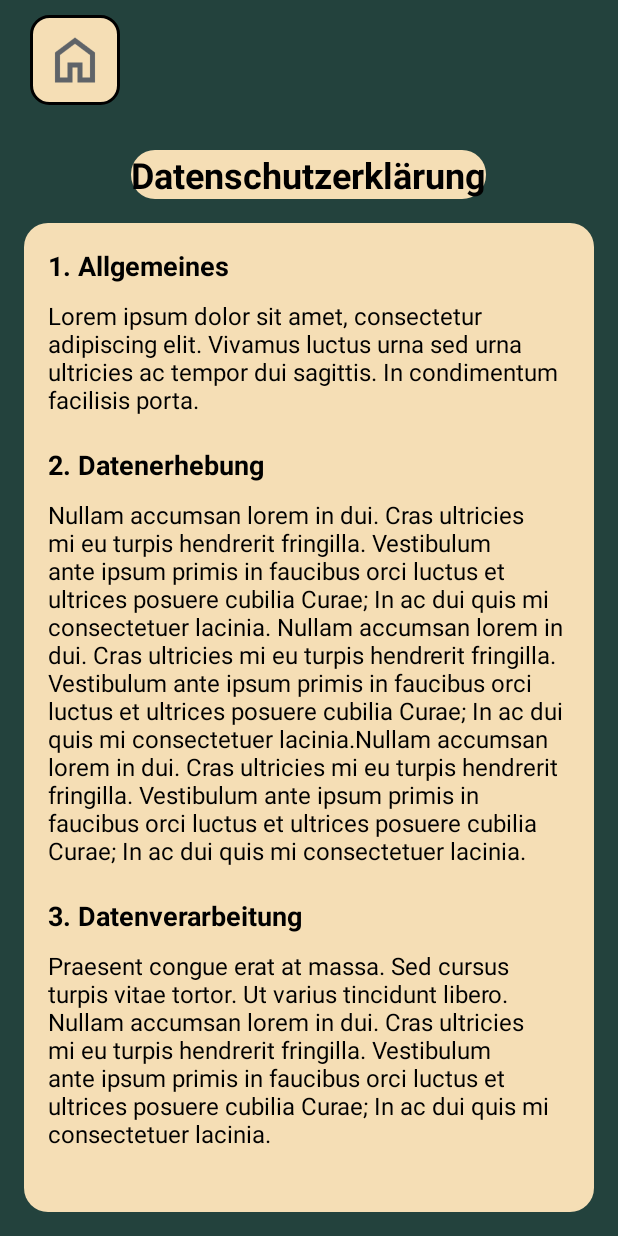
After one commit to MCHDevelopment/PhileTipTip, an Android app: the DatenschutzActivity screen opened directly, with no data from a screen before it, on a phone screen of 412 x 824 dp. The commit adds this screen. Run offline under Robolectric (Android 15) with nearby library versions, the phone set to English and light mode, and no system bars; 1 statement that could not run was skipped.

Commit message:
Datenschutzseite

```diff
--- a/app/src/main/AndroidManifest.xml
+++ b/app/src/main/AndroidManifest.xml
@@ -12,6 +12,12 @@
         android:supportsRtl="true"
         android:theme="@style/Theme.PhileTipTip"
         tools:targetApi="31">
+        <activity
+            android:name=".DatenschutzActivity"
+            android:exported="false" />
+        <activity
+            android:name=".ImpressumActivity"
+            android:exported="false" />
         <activity
             android:name=".Adresseingabe"
             android:exported="false" />
--- /dev/null
+++ b/app/src/main/java/com/mch/philetiptip/DatenschutzActivity.java
@@ -0,0 +1,24 @@
+package com.mch.philetiptip;
+
+import android.os.Bundle;
+
+import androidx.activity.EdgeToEdge;
+import androidx.appcompat.app.AppCompatActivity;
+import androidx.core.graphics.Insets;
+import androidx.core.view.ViewCompat;
+import androidx.core.view.WindowInsetsCompat;
+
+public class DatenschutzActivity extends AppCompatActivity {
+
+    @Override
+    protected void onCreate(Bundle savedInstanceState) {
+        super.onCreate(savedInstanceState);
+        EdgeToEdge.enable(this);
+        setContentView(R.layout.activity_datenschutz);
+        ViewCompat.setOnApplyWindowInsetsListener(findViewById(R.id.main), (v, insets) -> {
+            Insets systemBars = insets.getInsets(WindowInsetsCompat.Type.systemBars());
+            v.setPadding(systemBars.left, systemBars.top, systemBars.right, systemBars.bottom);
+            return insets;
+        });
+    }
+}
--- /dev/null
+++ b/app/src/main/res/layout/activity_datenschutz.xml
@@ -0,0 +1,116 @@
+<?xml version="1.0" encoding="utf-8"?>
+<LinearLayout xmlns:android="http://schemas.android.com/apk/res/android"
+    xmlns:app="http://schemas.android.com/apk/res-auto"
+    xmlns:tools="http://schemas.android.com/tools"
+    android:layout_width="match_parent"
+    android:layout_height="match_parent"
+    android:background="@color/phileGreen"
+    android:orientation="vertical"
+    tools:context=".DatenschutzActivity">
+
+    <!-- Home Button -->
+    <ImageButton
+        android:id="@+id/button_home"
+        android:layout_width="60dp"
+        android:layout_height="60dp"
+        android:layout_gravity="start"
+        android:layout_marginStart="20dp"
+        android:layout_marginTop="10dp"
+        android:background="@drawable/button_background"
+        android:padding="10dp"
+        android:scaleType="centerInside"
+        android:src="@drawable/home"
+        android:contentDescription="Home" />
+
+    <!-- Datenschutz Header -->
+    <TextView
+        android:id="@+id/datenschutz_header"
+        android:layout_width="wrap_content"
+        android:layout_height="wrap_content"
+        android:layout_gravity="center_horizontal"
+        android:layout_marginTop="30dp"
+        android:text="Datenschutzerklärung"
+        android:background="@drawable/rounded_background"
+        android:textColor="@android:color/black"
+        android:textSize="24sp"
+        android:textStyle="bold" />
+
+    <!-- ScrollView for long content -->
+    <ScrollView
+        android:id="@+id/scrollView"
+        android:layout_width="match_parent"
+        android:layout_height="0dp"
+        android:layout_weight="1"
+        android:layout_margin="16dp"
+        android:background="@drawable/rounded_background">
+
+        <LinearLayout
+            android:layout_width="match_parent"
+            android:layout_height="wrap_content"
+            android:orientation="vertical"
+            android:padding="16dp">
+
+            <!-- Example Section 1 -->
+            <TextView
+                android:id="@+id/datenschutz_section_1"
+                android:layout_width="wrap_content"
+                android:layout_height="wrap_content"
+                android:text="@string/allgemeines"
+                android:textColor="@android:color/black"
+                android:textSize="18sp"
+                android:textStyle="bold"
+                android:layout_marginBottom="10dp"/>
+
+            <TextView
+                android:id="@+id/datenschutz_text_1"
+                android:layout_width="wrap_content"
+                android:layout_height="wrap_content"
+                android:text="Lorem ipsum dolor sit amet, consectetur adipiscing elit. Vivamus luctus urna sed urna ultricies ac tempor dui sagittis. In condimentum facilisis porta."
+                android:textColor="@android:color/black"
+                android:textSize="16sp"
+                android:layout_marginBottom="20dp"/>
+
+            <!-- Example Section 2 -->
+            <TextView
+                android:id="@+id/datenschutz_section_2"
+                android:layout_width="wrap_content"
+                android:layout_height="wrap_content"
+                android:text="@string/datenerhebung"
+                android:textColor="@android:color/black"
+                android:textSize="18sp"
+                android:textStyle="bold"
+                android:layout_marginBottom="10dp"/>
+
+            <TextView
+                android:id="@+id/datenschutz_text_2"
+                android:layout_width="wrap_content"
+                android:layout_height="wrap_content"
+                android:text="Nullam accumsan lorem in dui. Cras ultricies mi eu turpis hendrerit fringilla. Vestibulum ante ipsum primis in faucibus orci luctus et ultrices posuere cubilia Curae; In ac dui quis mi consectetuer lacinia. Nullam accumsan lorem in dui. Cras ultricies mi eu turpis hendrerit fringilla. Vestibulum ante ipsum primis in faucibus orci luctus et ultrices posuere cubilia Curae; In ac dui quis mi consectetuer lacinia.Nullam accumsan lorem in dui. Cras ultricies mi eu turpis hendrerit fringilla. Vestibulum ante ipsum primis in faucibus orci luctus et ultrices posuere cubilia Curae; In ac dui quis mi consectetuer lacinia. "
+                android:textColor="@android:color/black"
+                android:textSize="16sp"
+                android:layout_marginBottom="20dp"/>
+
+            <!-- Example Section 3 -->
+            <TextView
+                android:id="@+id/datenschutz_section_3"
+                android:layout_width="wrap_content"
+                android:layout_height="wrap_content"
+                android:text="@string/datenverarbeitung"
+                android:textColor="@android:color/black"
+                android:textSize="18sp"
+                android:textStyle="bold"
+                android:layout_marginBottom="10dp"/>
+
+            <TextView
+                android:id="@+id/datenschutz_text_3"
+                android:layout_width="wrap_content"
+                android:layout_height="wrap_content"
+                android:text="Praesent congue erat at massa. Sed cursus turpis vitae tortor. Ut varius tincidunt libero. Nullam accumsan lorem in dui. Cras ultricies mi eu turpis hendrerit fringilla. Vestibulum ante ipsum primis in faucibus orci luctus et ultrices posuere cubilia Curae; In ac dui quis mi consectetuer lacinia."
+                android:textColor="@android:color/black"
+                android:textSize="16sp"
+                android:layout_marginBottom="20dp"/>
+
+        </LinearLayout>
+    </ScrollView>
+
+</LinearLayout>
--- a/app/src/main/res/values/strings.xml
+++ b/app/src/main/res/values/strings.xml
@@ -8,6 +8,9 @@
     <string name="impressum">Impressum</string>
     <string name="datenschutz">Datenschutz</string>
     <string name="kontakt">Kontakt</string>
+    <string name="datenverarbeitung">3. Datenverarbeitung</string>
+    <string name="datenerhebung">2. Datenerhebung</string>
+    <string name="allgemeines">1. Allgemeines</string>
 
     <string-array name="options_array">
         <item>Sonstige</item>
```
Also changed, not shown: app/src/main/java/com/mch/philetiptip/ImpressumActivity.java (added, +24 -0 lines), app/src/main/res/layout/activity_impressum.xml (added, +50 -0 lines).
